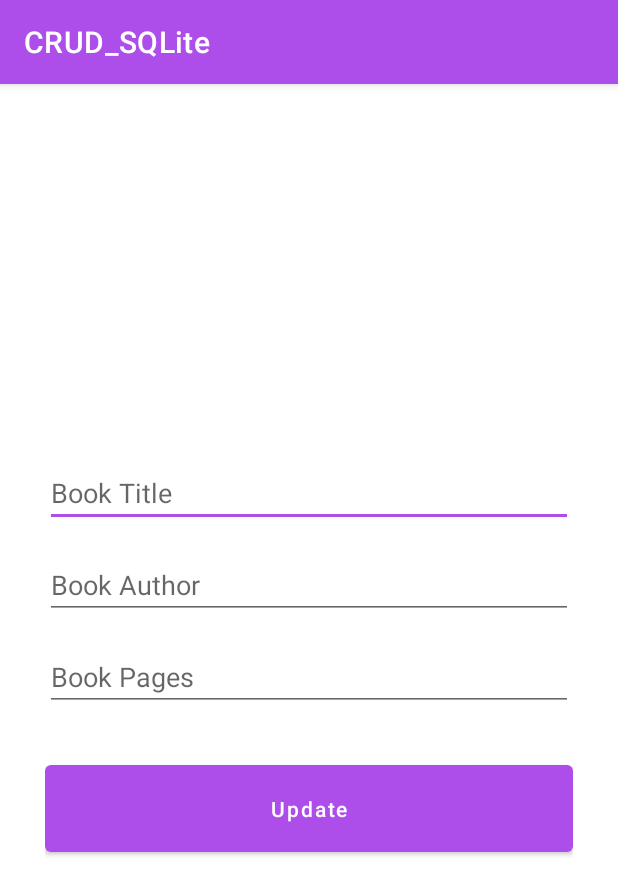
After one commit to bennyfajri/CRUD_SQLite, an Android app: the UpdateActivity screen opened directly, with no data from a screen before it, on a phone screen of 412 x 824 dp. The commit adds this screen. Shown: the top 895 px of the screen. Run offline under Robolectric (Android 15) with nearby library versions, the phone set to English and light mode, and no system bars.

Commit message:
update data

```diff
--- a/app/src/main/AndroidManifest.xml
+++ b/app/src/main/AndroidManifest.xml
@@ -10,10 +10,13 @@
         android:supportsRtl="true"
         android:theme="@style/Theme.CRUD_SQLite">
         <activity
+            android:name=".UpdateActivity"
+            android:exported="true" />
+        <activity
             android:name=".AddActivity"
             android:exported="true"
             android:label="Add Book"
-            android:parentActivityName=".MainActivity"/>
+            android:parentActivityName=".MainActivity" />
         <activity
             android:name=".MainActivity"
             android:exported="true"
--- /dev/null
+++ b/app/src/main/java/com/example/crud_sqlite/UpdateActivity.kt
@@ -0,0 +1,53 @@
+package com.example.crud_sqlite
+
+import androidx.appcompat.app.AppCompatActivity
+import android.os.Bundle
+import android.widget.Toast
+import com.example.crud_sqlite.databinding.ActivityUpdateBinding
+
+class UpdateActivity : AppCompatActivity() {
+
+    lateinit var binding: ActivityUpdateBinding
+    lateinit var id: String
+    lateinit var title: String
+    lateinit var author: String
+    lateinit var pages: String
+
+    override fun onCreate(savedInstanceState: Bundle?) {
+        super.onCreate(savedInstanceState)
+        binding = ActivityUpdateBinding.inflate(layoutInflater)
+        setContentView(binding.root)
+
+        getAndSetIntentData()
+        binding.btnUpdate.setOnClickListener {
+
+            val myDB = MyDatabaseHelper(this@UpdateActivity)
+            title = binding.etTitle.text.trim().toString()
+            author = binding.etAuthor.text.trim().toString()
+            pages = binding.etPages.text.trim().toString()
+            myDB.updateData(id, title, author, pages)
+        }
+
+    }
+
+    fun getAndSetIntentData() {
+        if (
+            intent.hasExtra("id") && intent.hasExtra("title") &&
+            intent.hasExtra("author") && intent.hasExtra("pages")
+        ) {
+            // Getting Data from Intent
+            id = intent.getStringExtra("id").toString()
+            title = intent.getStringExtra("title").toString()
+            author = intent.getStringExtra("author").toString()
+            pages = intent.getStringExtra("pages").toString()
+
+            //Setting Intent Data
+            binding.etTitle.setText(title)
+            binding.etAuthor.setText(author)
+            binding.etPages.setText(pages)
+
+        } else {
+            Toast.makeText(applicationContext, "No data.", Toast.LENGTH_SHORT).show()
+        }
+    }
+}
--- /dev/null
+++ b/app/src/main/res/layout/activity_update.xml
@@ -0,0 +1,51 @@
+<?xml version="1.0" encoding="utf-8"?>
+<androidx.constraintlayout.widget.ConstraintLayout xmlns:android="http://schemas.android.com/apk/res/android"
+    xmlns:app="http://schemas.android.com/apk/res-auto"
+    xmlns:tools="http://schemas.android.com/tools"
+    android:layout_width="match_parent"
+    android:layout_height="match_parent"
+    tools:context=".UpdateActivity">
+
+    <LinearLayout
+        android:layout_width="match_parent"
+        android:layout_height="wrap_content"
+        android:orientation="vertical"
+        app:layout_constraintBottom_toBottomOf="parent"
+        app:layout_constraintEnd_toEndOf="parent"
+        app:layout_constraintStart_toStartOf="parent"
+        app:layout_constraintTop_toTopOf="parent"
+        android:layout_margin="30dp">
+
+        <EditText
+            android:id="@+id/etTitle"
+            android:layout_width="match_parent"
+            android:layout_height="wrap_content"
+            android:hint="Book Title" />
+
+        <EditText
+            android:id="@+id/etAuthor"
+            android:layout_width="match_parent"
+            android:layout_height="wrap_content"
+            android:hint="Book Author"
+            android:layout_marginTop="16dp"/>
+
+        <EditText
+            android:id="@+id/etPages"
+            android:layout_width="match_parent"
+            android:layout_height="wrap_content"
+            android:hint="Book Pages"
+            android:layout_marginTop="16dp"
+            android:inputType="number"/>
+        <Button
+            android:id="@+id/btn_update"
+            android:layout_width="match_parent"
+            android:layout_height="70dp"
+            android:text="Update"
+            android:textAllCaps="false"
+            android:layout_marginTop="30dp"/>
+
+
+
+    </LinearLayout>
+
+</androidx.constraintlayout.widget.ConstraintLayout>
--- a/app/src/main/res/layout/item_data.xml
+++ b/app/src/main/res/layout/item_data.xml
@@ -4,7 +4,8 @@
     android:layout_width="match_parent"
     android:layout_height="wrap_content"
     xmlns:tools="http://schemas.android.com/tools"
-    android:layout_marginTop="12dp">
+    android:layout_marginTop="12dp"
+    android:id="@+id/cvItem">
 
     <androidx.constraintlayout.widget.ConstraintLayout
         android:layout_width="match_parent"
```
Also changed, not shown: app/src/main/java/com/example/crud_sqlite/CustomAdapter.kt (+12 -1 lines), app/src/main/java/com/example/crud_sqlite/MainActivity.kt (+8 -1 lines), app/src/main/java/com/example/crud_sqlite/MyDatabaseHelper.kt (+16 -0 lines).
